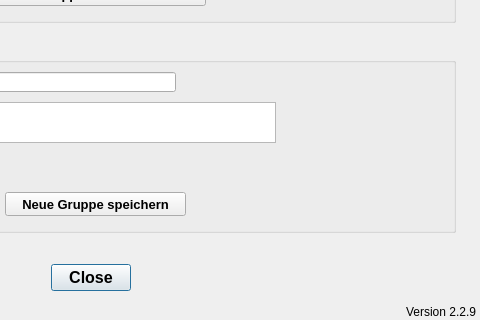
The window that qkan/linkflaechen/resources/application_managegroups.ui (hoettges/QKan) describes before a commit, drawn with Qt 5; both pictures show x 195 to 675 and y 288 to 608 of the 675 by 608 pixel window.
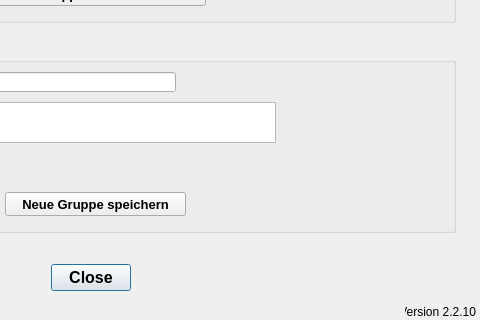
The same window after the commit.

Patch:
```diff
--- a/qkan/linkflaechen/resources/application_managegroups.ui
+++ b/qkan/linkflaechen/resources/application_managegroups.ui
@@ -274,7 +274,7 @@
     <string>Version QKan Import</string>
    </property>
    <property name="text">
-    <string>Version 2.2.9</string>
+    <string>Version 2.2.10</string>
    </property>
    <property name="alignment">
     <set>Qt::AlignRight|Qt::AlignTrailing|Qt::AlignVCenter</set>
```
